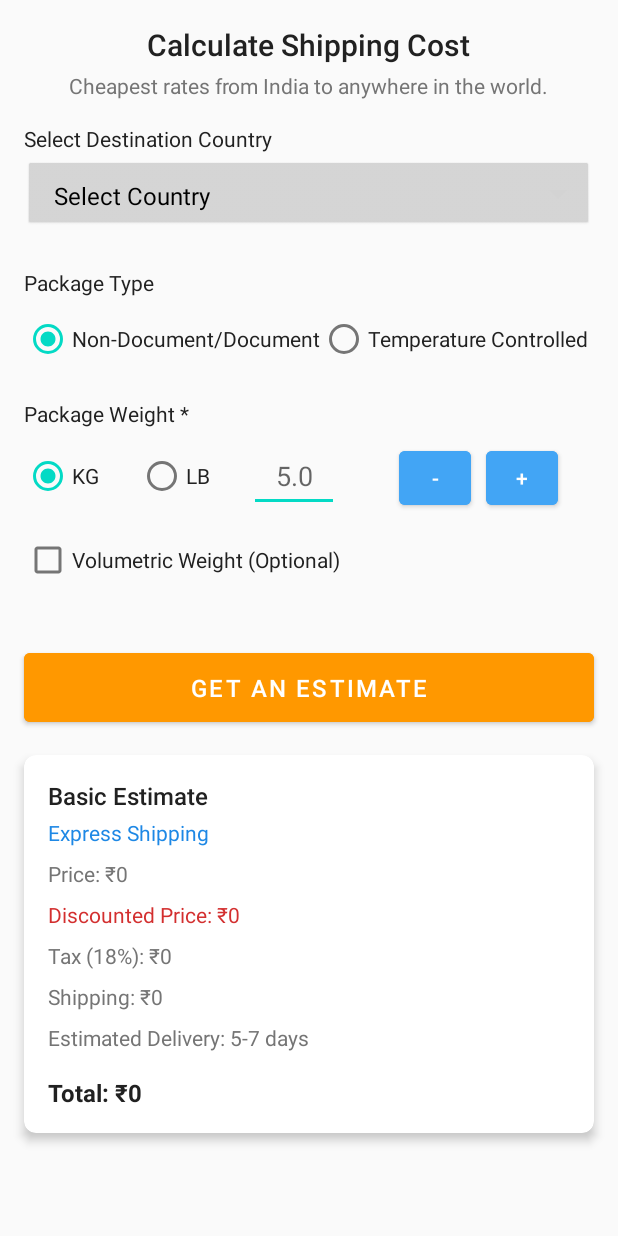
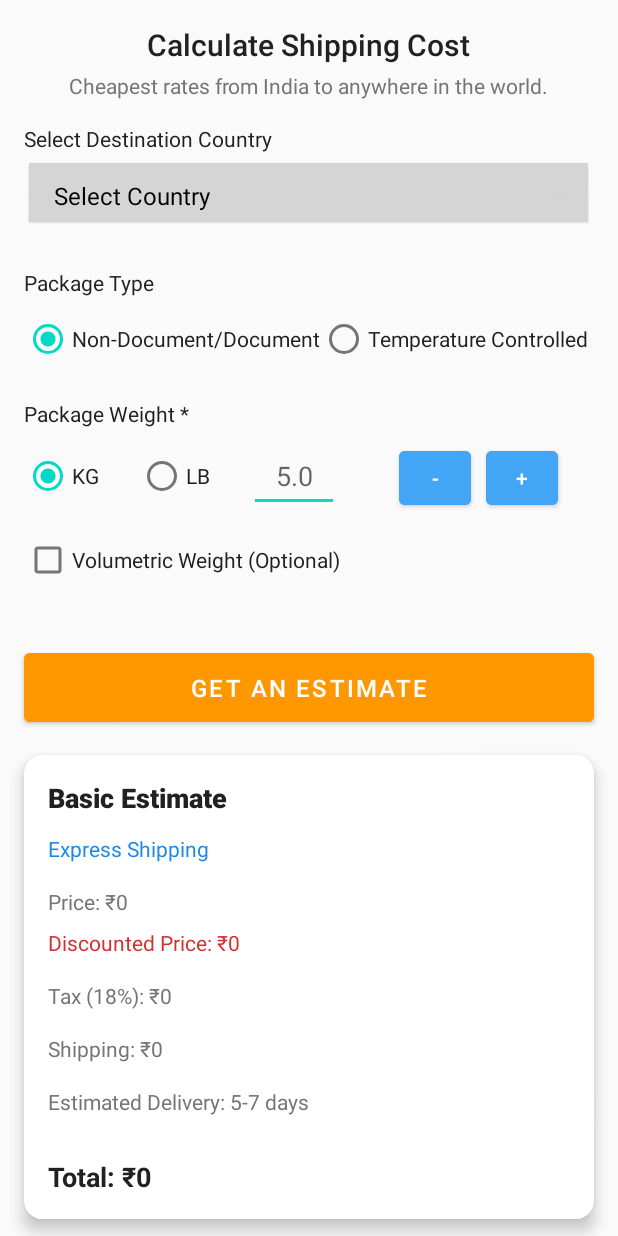
Before and after one commit to Mili10102004/Namaste, an Android app: the ShippingPageActivity screen opened directly, with no data from a screen before it, on a phone screen of 412 x 824 dp. Run offline under Robolectric (Android 15) with nearby library versions, the light colour scheme and no system bars; Roboto replaces fonts that are not available here.

Commit message:
minor changes

```diff
--- a/app/src/main/res/layout/activity_shipping_page.xml
+++ b/app/src/main/res/layout/activity_shipping_page.xml
@@ -216,27 +216,33 @@
     android:id="@+id/basicEstimateSection"
     android:layout_width="0dp"
     android:layout_height="wrap_content"
-        app:cardCornerRadius="8dp"
-        app:cardElevation="4dp"
+    app:cardCornerRadius="12dp"
+    app:cardElevation="6dp"
     app:layout_constraintTop_toBottomOf="@id/getEstimateButton"
     app:layout_constraintStart_toStartOf="parent"
     app:layout_constraintEnd_toEndOf="parent"
-        android:layout_margin="16dp">
+    android:layout_margin="16dp"
+    android:backgroundTint="#FFFFFF">
 
     <LinearLayout
         android:layout_width="match_parent"
         android:layout_height="wrap_content"
         android:orientation="vertical"
-        android:padding="16dp">
+        android:padding="16dp"
+        android:divider="@android:drawable/divider_horizontal_bright"
+        android:dividerPadding="8dp">
 
+        <!-- Title Section -->
         <TextView
             android:id="@+id/basicEstimateTitle"
             android:layout_width="wrap_content"
             android:layout_height="wrap_content"
             android:text="Basic Estimate"
-            android:textSize="16sp"
+            android:textSize="18sp"
             android:textColor="#212121"
-            android:fontFamily="sans-serif-medium"/>
+            android:textStyle="bold"
+            android:fontFamily="sans-serif-medium"
+            android:layout_marginBottom="12dp" />
 
         <!-- Shipping Type Text -->
         <TextView
@@ -246,10 +252,9 @@
             android:text="Express Shipping"
             android:textSize="14sp"
             android:textColor="#1E88E5"
-            android:layout_marginTop="4dp"/>
+            android:layout_marginBottom="8dp"/>
 
         <!-- Price Breakdown Section -->
-
         <TextView
             android:id="@+id/originalPrice"
             android:layout_width="wrap_content"
@@ -257,7 +262,8 @@
             android:text="Price: ₹0"
             android:textSize="14sp"
             android:textColor="#757575"
-                android:layout_marginTop="8dp" />
+            android:layout_marginTop="8dp"
+            android:layout_marginBottom="4dp" />
 
         <TextView
             android:id="@+id/discountPrice"
@@ -266,7 +272,8 @@
             android:text="Discounted Price: ₹0"
             android:textSize="14sp"
             android:textColor="#D32F2F"
-                android:layout_marginTop="8dp" />
+            android:layout_marginTop="4dp"
+            android:layout_marginBottom="8dp" />
 
         <!-- Tax Section -->
         <TextView
@@ -276,7 +283,8 @@
             android:text="Tax (18%): ₹0"
             android:textSize="14sp"
             android:textColor="#757575"
-            android:layout_marginTop="8dp" />
+            android:layout_marginTop="8dp"
+            android:layout_marginBottom="8dp" />
 
         <!-- Shipping Charge Section -->
         <TextView
@@ -286,7 +294,8 @@
             android:text="Shipping: ₹0"
             android:textSize="14sp"
             android:textColor="#757575"
-            android:layout_marginTop="8dp" />
+            android:layout_marginTop="8dp"
+            android:layout_marginBottom="8dp" />
 
         <!-- Estimated Delivery Time -->
         <TextView
@@ -296,7 +305,8 @@
             android:text="Estimated Delivery: 5-7 days"
             android:textSize="14sp"
             android:textColor="#757575"
-            android:layout_marginTop="8dp" />
+            android:layout_marginTop="8dp"
+            android:layout_marginBottom="12dp" />
 
         <!-- Final Total Section -->
         <TextView
@@ -304,7 +314,7 @@
             android:layout_width="wrap_content"
             android:layout_height="wrap_content"
             android:text="Total: ₹0"
-            android:textSize="16sp"
+            android:textSize="18sp"
             android:textColor="#212121"
             android:layout_marginTop="16dp"
             android:textStyle="bold" />
@@ -312,4 +322,5 @@
     </LinearLayout>
 </androidx.cardview.widget.CardView>
 
+
 </androidx.constraintlayout.widget.ConstraintLayout>
```
Lines whose indentation alone changed are shown as unchanged.
